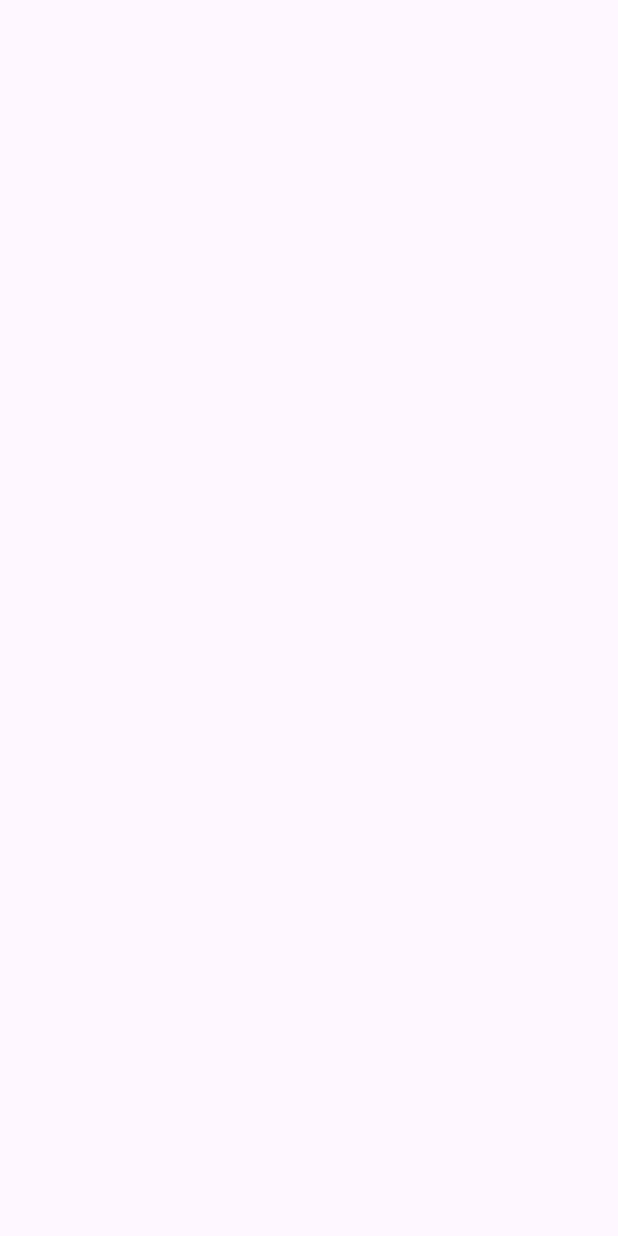
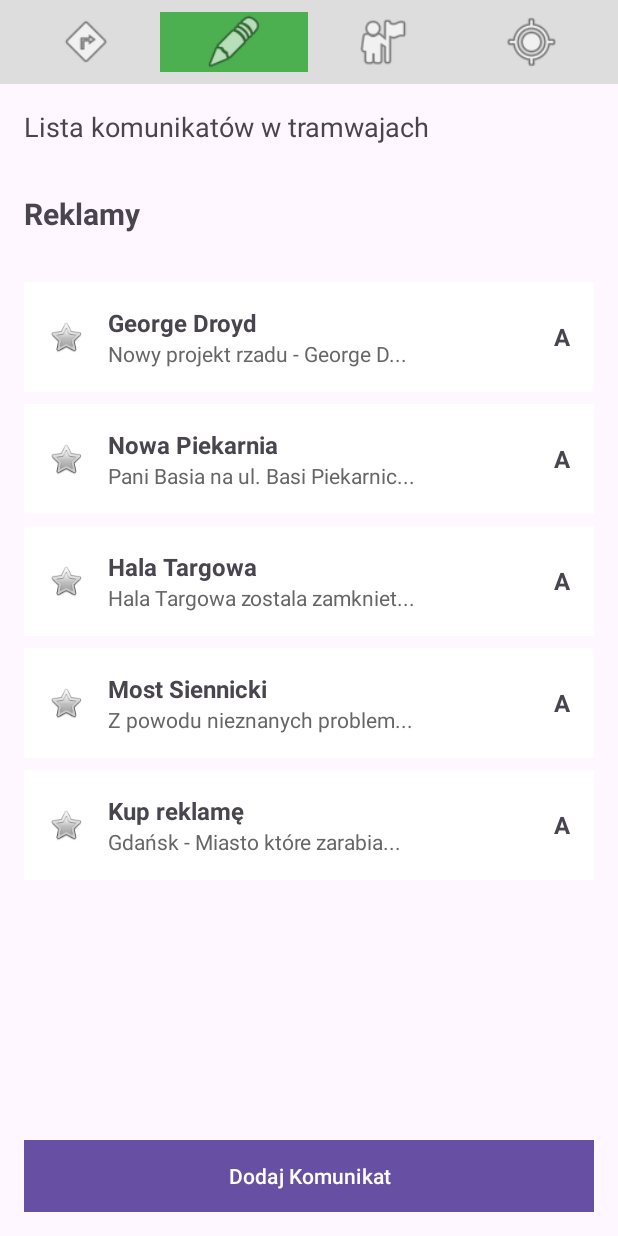
Before and after one commit to Beukot/TramwAI, an Android app: the AnnoucementsActivity screen opened directly, with no data from a screen before it, on a phone screen of 412 x 824 dp. Before the commit the screen is empty. Run offline under Robolectric (Android 15) with nearby library versions, the phone set to English and light mode, and no system bars.

Commit message:
filled announcements activity with code

```diff
--- a/app/src/main/java/com/example/tramwai/AnnoucementsActivity.java
+++ b/app/src/main/java/com/example/tramwai/AnnoucementsActivity.java
@@ -1,24 +1,132 @@
+// AnnouncementsActivity.java
 package com.example.tramwai;
 
 import android.os.Bundle;
-
-import androidx.activity.EdgeToEdge;
+import android.view.View;
+import android.widget.ListView;
+import android.widget.ArrayAdapter;
+import android.widget.Button;
 import androidx.appcompat.app.AppCompatActivity;
-import androidx.core.graphics.Insets;
-import androidx.core.view.ViewCompat;
-import androidx.core.view.WindowInsetsCompat;
+import android.widget.AdapterView;
+import android.content.Intent;
+import java.util.ArrayList;
+import android.widget.BaseAdapter;
+import android.view.LayoutInflater;
+import android.view.ViewGroup;
+import android.widget.TextView;
+import android.widget.ImageView;
+import android.content.Context;
 
 public class AnnoucementsActivity extends AppCompatActivity {
+    private ListView announcementsList;
+    private ArrayList<Announcement> announcements;
+    private Button addAnnouncementButton;
 
     @Override
     protected void onCreate(Bundle savedInstanceState) {
         super.onCreate(savedInstanceState);
-        EdgeToEdge.enable(this);
         setContentView(R.layout.activity_annoucements);
-        ViewCompat.setOnApplyWindowInsetsListener(findViewById(R.id.main), (v, insets) -> {
-            Insets systemBars = insets.getInsets(WindowInsetsCompat.Type.systemBars());
-            v.setPadding(systemBars.left, systemBars.top, systemBars.right, systemBars.bottom);
-            return insets;
+
+        announcementsList = findViewById(R.id.announcementsList);
+        addAnnouncementButton = findViewById(R.id.addAnnouncementButton);
+
+        // Initialize sample data
+        announcements = new ArrayList<>();
+        announcements.add(new Announcement("George Droyd", "Nowy projekt rzadu - George D...", "A"));
+        announcements.add(new Announcement("Nowa Piekarnia", "Pani Basia na ul. Basi Piekarnic...", "A"));
+        announcements.add(new Announcement("Hala Targowa", "Hala Targowa zostala zamkniet...", "A"));
+        announcements.add(new Announcement("Most Siennicki", "Z powodu nieznanych problem...", "A"));
+        announcements.add(new Announcement("Kup reklamę", "Gdańsk - Miasto które zarabia...", "A"));
+
+        AnnouncementAdapter adapter = new AnnouncementAdapter(this, announcements);
+        announcementsList.setAdapter(adapter);
+
+        // Handle item clicks
+        announcementsList.setOnItemClickListener((parent, view, position, id) -> {
+            // TODO: Launch edit activity
+            // Intent intent = new Intent(AnnouncementsActivity.this, EditAnnouncementActivity.class);
+            // intent.putExtra("announcement", announcements.get(position));
+            // startActivity(intent);
+        });
+
+        addAnnouncementButton.setOnClickListener(v -> {
+            // TODO: Handle adding new announcement
         });
     }
 }
+
+// Announcement.java
+class Announcement {
+    private String title;
+    private String description;
+    private String type;
+
+    public Announcement(String title, String description, String type) {
+        this.title = title;
+        this.description = description;
+        this.type = type;
+    }
+
+    public String getTitle() { return title; }
+    public String getDescription() { return description; }
+    public String getType() { return type; }
+}
+
+// AnnouncementAdapter.java
+class AnnouncementAdapter extends BaseAdapter {
+    private Context context;
+    private ArrayList<Announcement> announcements;
+    private LayoutInflater inflater;
+
+    public AnnouncementAdapter(Context context, ArrayList<Announcement> announcements) {
+        this.context = context;
+        this.announcements = announcements;
+        this.inflater = LayoutInflater.from(context);
+    }
+
+    @Override
+    public int getCount() {
+        return announcements.size();
+    }
+
+    @Override
+    public Object getItem(int position) {
+        return announcements.get(position);
+    }
+
+    @Override
+    public long getItemId(int position) {
+        return position;
+    }
+
+    @Override
+    public View getView(int position, View convertView, ViewGroup parent) {
+        ViewHolder holder;
+
+        if (convertView == null) {
+            convertView = inflater.inflate(R.layout.announcement_item, parent, false);
+            holder = new ViewHolder();
+            holder.starIcon = convertView.findViewById(R.id.starIcon);
+            holder.title = convertView.findViewById(R.id.announcementTitle);
+            holder.description = convertView.findViewById(R.id.announcementDescription);
+            holder.typeLabel = convertView.findViewById(R.id.typeLabel);
+            convertView.setTag(holder);
+        } else {
+            holder = (ViewHolder) convertView.getTag();
+        }
+
+        Announcement announcement = announcements.get(position);
+        holder.title.setText(announcement.getTitle());
+        holder.description.setText(announcement.getDescription());
+        holder.typeLabel.setText(announcement.getType());
+
+        return convertView;
+    }
+
+    private static class ViewHolder {
+        ImageView starIcon;
+        TextView title;
+        TextView description;
+        TextView typeLabel;
+    }
+}
--- a/app/src/main/java/com/example/tramwai/MainActivity.java
+++ b/app/src/main/java/com/example/tramwai/MainActivity.java
@@ -9,8 +9,8 @@ import android.widget.Toast;
 import androidx.appcompat.app.AppCompatActivity;
 
 public class MainActivity extends AppCompatActivity {
-    private static final String[] LOGINS = {"admin"};
-    private static final String[] PASSWORDS = {"password123"};
+    private static final String[] LOGINS = {"a"};
+    private static final String[] PASSWORDS = {"1"};
 
     private EditText usernameEditText;
     private EditText passwordEditText;
--- a/app/src/main/res/layout/activity_annoucements.xml
+++ b/app/src/main/res/layout/activity_annoucements.xml
@@ -1,10 +1,78 @@
 <?xml version="1.0" encoding="utf-8"?>
-<androidx.constraintlayout.widget.ConstraintLayout xmlns:android="http://schemas.android.com/apk/res/android"
-    xmlns:app="http://schemas.android.com/apk/res-auto"
-    xmlns:tools="http://schemas.android.com/tools"
-    android:id="@+id/main"
+<LinearLayout xmlns:android="http://schemas.android.com/apk/res/android"
     android:layout_width="match_parent"
     android:layout_height="match_parent"
-    tools:context=".AnnoucementsActivity">
+    android:orientation="vertical">
 
-</androidx.constraintlayout.widget.ConstraintLayout>
+    <!-- Navigation bar -->
+    <LinearLayout
+        android:layout_width="match_parent"
+        android:layout_height="wrap_content"
+        android:background="#DDDDDD"
+        android:orientation="horizontal"
+        android:padding="8dp">
+
+        <ImageView
+            android:layout_width="0dp"
+            android:layout_height="40dp"
+            android:layout_weight="1"
+            android:src="@android:drawable/ic_menu_directions"
+            android:contentDescription="Tram icon"/>
+
+        <ImageView
+            android:layout_width="0dp"
+            android:layout_height="40dp"
+            android:layout_weight="1"
+            android:src="@android:drawable/ic_menu_edit"
+            android:background="#4CAF50"
+            android:contentDescription="AD icon"/>
+
+        <ImageView
+            android:layout_width="0dp"
+            android:layout_height="40dp"
+            android:layout_weight="1"
+            android:src="@android:drawable/ic_menu_myplaces"
+            android:contentDescription="Profile icon"/>
+
+        <ImageView
+            android:layout_width="0dp"
+            android:layout_height="40dp"
+            android:layout_weight="1"
+            android:src="@android:drawable/ic_menu_mylocation"
+            android:contentDescription="Map icon"/>
+    </LinearLayout>
+
+    <TextView
+        android:layout_width="match_parent"
+        android:layout_height="wrap_content"
+        android:padding="16dp"
+        android:text="Lista komunikatów w tramwajach"
+        android:textSize="18sp"/>
+
+    <TextView
+        android:layout_width="match_parent"
+        android:layout_height="wrap_content"
+        android:padding="16dp"
+        android:text="Reklamy"
+        android:textStyle="bold"
+        android:textSize="20sp"/>
+
+    <ListView
+        android:id="@+id/announcementsList"
+        android:layout_width="match_parent"
+        android:layout_height="0dp"
+        android:layout_weight="1"
+        android:divider="@android:color/transparent"
+        android:dividerHeight="8dp"
+        android:padding="16dp"/>
+
+    <Button
+        android:id="@+id/addAnnouncementButton"
+        android:layout_width="match_parent"
+        android:layout_height="wrap_content"
+        android:layout_margin="16dp"
+        android:text="Dodaj Komunikat"
+        android:background="#333333"
+        android:textColor="#FFFFFF"/>
+
+</LinearLayout>
--- /dev/null
+++ b/app/src/main/res/layout/announcement_item.xml
@@ -0,0 +1,46 @@
+<LinearLayout xmlns:android="http://schemas.android.com/apk/res/android"
+    android:layout_width="match_parent"
+    android:layout_height="wrap_content"
+    android:orientation="horizontal"
+    android:padding="16dp"
+    android:background="#FFFFFF">
+
+    <ImageView
+        android:id="@+id/starIcon"
+        android:layout_width="24dp"
+        android:layout_height="24dp"
+        android:src="@android:drawable/btn_star"
+        android:layout_gravity="center_vertical"
+        android:layout_marginEnd="16dp"/>
+
+    <LinearLayout
+        android:layout_width="0dp"
+        android:layout_height="wrap_content"
+        android:layout_weight="1"
+        android:orientation="vertical">
+
+        <TextView
+            android:id="@+id/announcementTitle"
+            android:layout_width="match_parent"
+            android:layout_height="wrap_content"
+            android:textSize="16sp"
+            android:textStyle="bold"/>
+
+        <TextView
+            android:id="@+id/announcementDescription"
+            android:layout_width="match_parent"
+            android:layout_height="wrap_content"
+            android:textSize="14sp"
+            android:textColor="#666666"/>
+    </LinearLayout>
+
+    <TextView
+        android:id="@+id/typeLabel"
+        android:layout_width="wrap_content"
+        android:layout_height="wrap_content"
+        android:layout_gravity="center_vertical"
+        android:textSize="16sp"
+        android:textStyle="bold"
+        android:layout_marginStart="16dp"/>
+
+</LinearLayout>
--- /dev/null
+++ b/app/src/main/res/values/ids.xml
@@ -0,0 +1,7 @@
+<?xml version="1.0" encoding="utf-8"?>
+<resources>
+    <item name="starIcon" type="id" />
+    <item name="announcementTitle" type="id" />
+    <item name="announcementDescription" type="id" />
+    <item name="typeLabel" type="id" />
+</resources>
```
